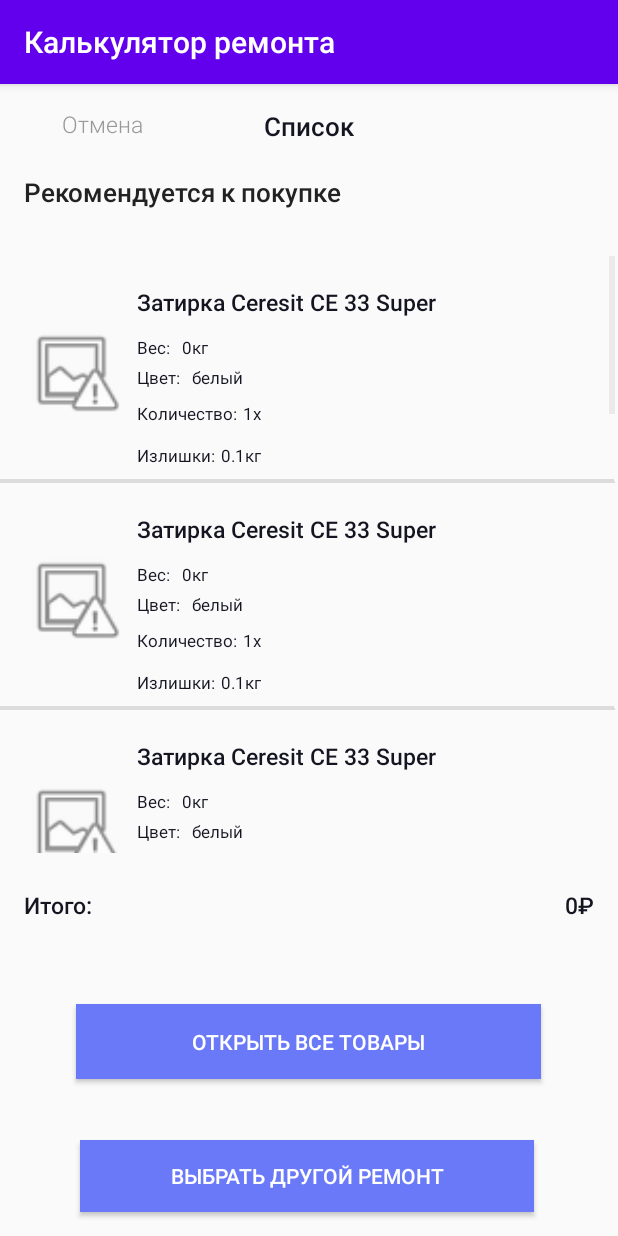
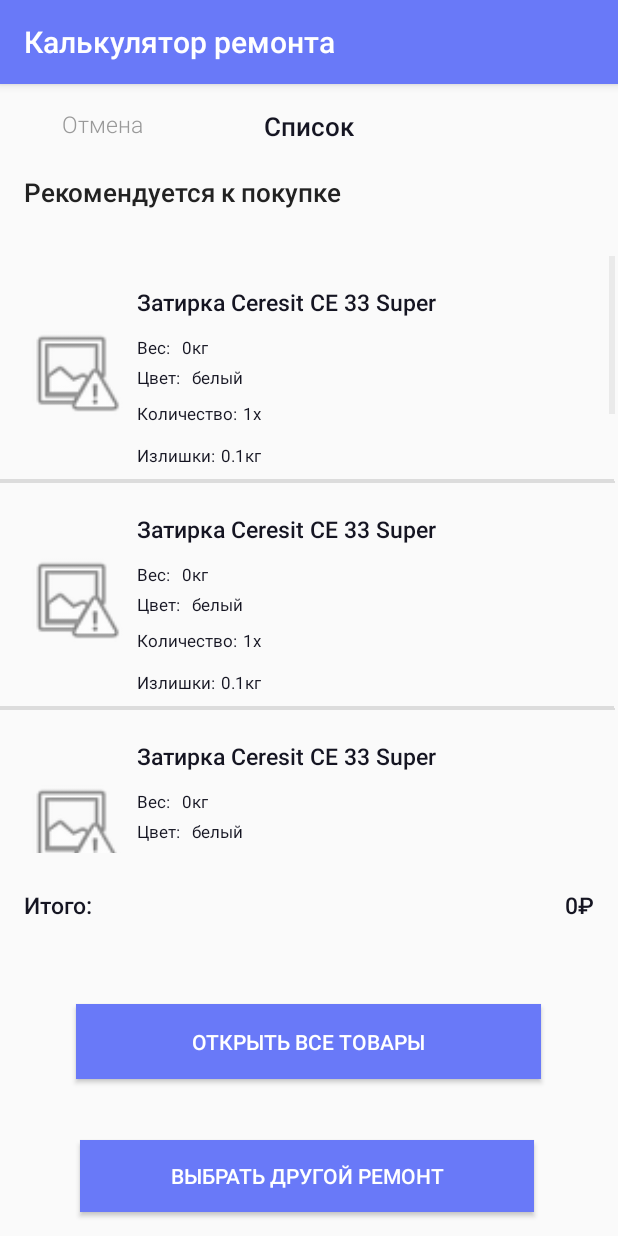
Before and after one commit to moevm/adfmp20-calc, an Android app: the MaterialsListActivity screen opened directly, with no data from a screen before it, on a phone screen of 412 x 824 dp. Run offline under Robolectric (Android 15) with nearby library versions, the phone set to English and light mode, and no system bars.

Commit message:
set app theme

```diff
--- a/app/src/main/AndroidManifest.xml
+++ b/app/src/main/AndroidManifest.xml
@@ -9,6 +9,9 @@
         android:roundIcon="@mipmap/ic_launcher_round"
         android:supportsRtl="true"
         android:theme="@style/AppTheme">
+
+
+
         <activity android:name=".TilesScreenActivity"></activity>
         <activity android:name=".WallPapersScreenActivity"></activity>
         <activity android:name=".FloorScreenActivity"></activity>
--- a/app/src/main/java/com/example/adfmp20_calc/MaterialsListActivity.kt
+++ b/app/src/main/java/com/example/adfmp20_calc/MaterialsListActivity.kt
@@ -26,7 +26,12 @@ class MaterialsListActivity : AppCompatActivity() {
         }
         val adapter = ProjectAdapter(this)
 
-
+        val goBack = findViewById<TextView>(R.id.selectAnotherRemont)
+        val homeIntent = Intent(this, MainActivity::class.java)
+        goBack.setOnClickListener {
+            finish()
+            startActivity(homeIntent)
+        }
 
         val listView = findViewById<ListView>(R.id.listView)
         listView.adapter = adapter
--- a/app/src/main/res/layout/loading_screen.xml
+++ b/app/src/main/res/layout/loading_screen.xml
@@ -19,7 +19,7 @@
         app:layout_constraintTop_toTopOf="parent"
         app:layout_constraintVertical_bias="0.366"
         android:indeterminate="true"
-        android:indeterminateTint="@color/blue"/>
+        android:indeterminateTint="@color/colorPrimary"/>
 
     <TextView
         android:layout_width="wrap_content"
--- a/app/src/main/res/layout/materials_list_activity.xml
+++ b/app/src/main/res/layout/materials_list_activity.xml
@@ -102,7 +102,7 @@
         android:layout_width="310dp"
         android:layout_height="50dp"
         android:layout_marginTop="60dp"
-        android:background="@color/blue"
+        android:background="@color/colorPrimary"
         android:fontFamily="sans-serif-medium"
         android:paddingHorizontal="60dp"
         android:text="Открыть все товары"
@@ -118,7 +118,7 @@
         android:layout_width="wrap_content"
         android:layout_height="wrap_content"
         android:layout_marginBottom="16dp"
-        android:background="@color/blue"
+        android:background="@color/colorPrimary"
         android:fontFamily="sans-serif-medium"
         android:paddingHorizontal="60dp"
         android:text="Выбрать другой ремонт"
--- a/app/src/main/res/values/colors.xml
+++ b/app/src/main/res/values/colors.xml
@@ -1,8 +1,8 @@
 <?xml version="1.0" encoding="utf-8"?>
 <resources>
-    <color name="colorPrimary">#6200EE</color>
+    <color name="colorPrimary">#6979f8</color>
     <color name="colorPrimaryDark">#151522</color>
     <color name="colorAccent">#03DAC5</color>
     <color name="greyLine">#33e4e4e4</color>
-    <color name="blue">#6979f8</color>
+
 </resources>
--- a/app/src/main/res/values/styles.xml
+++ b/app/src/main/res/values/styles.xml
@@ -5,7 +5,7 @@
         <!-- Customize your theme here. -->
         <item name="colorPrimary">@color/colorPrimary</item>
         <item name="colorPrimaryDark">@color/colorPrimaryDark</item>
-        <item name="colorAccent">@color/colorAccent</item>
+        <item name="colorAccent">@color/colorPrimary</item>
     </style>
 
 </resources>
```
